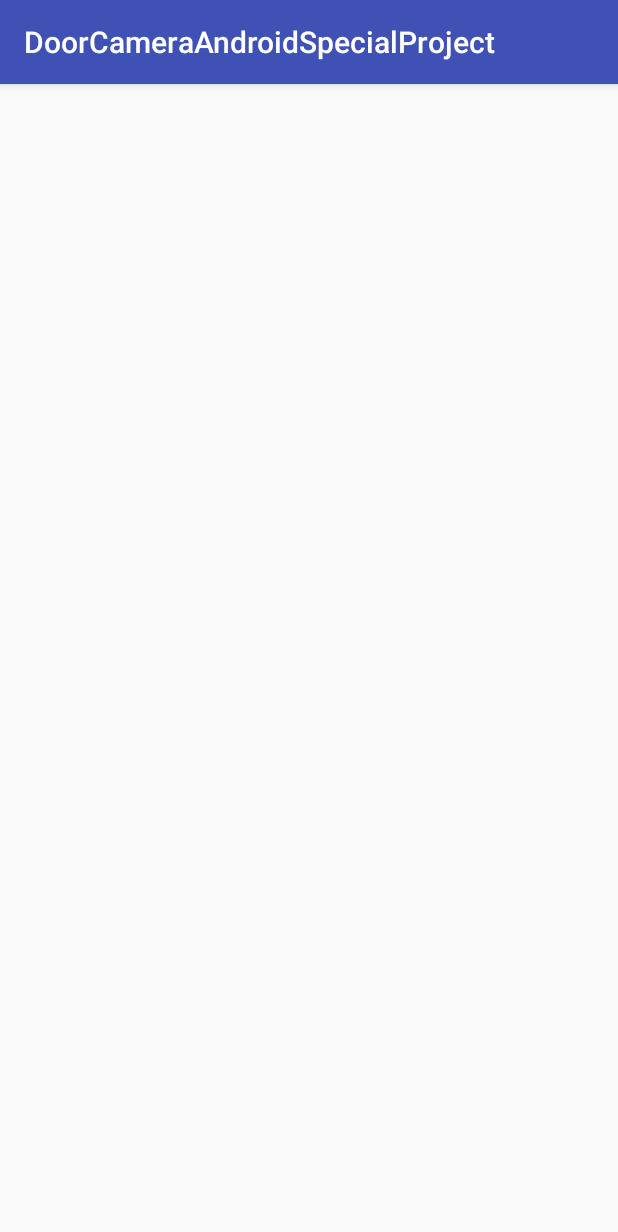
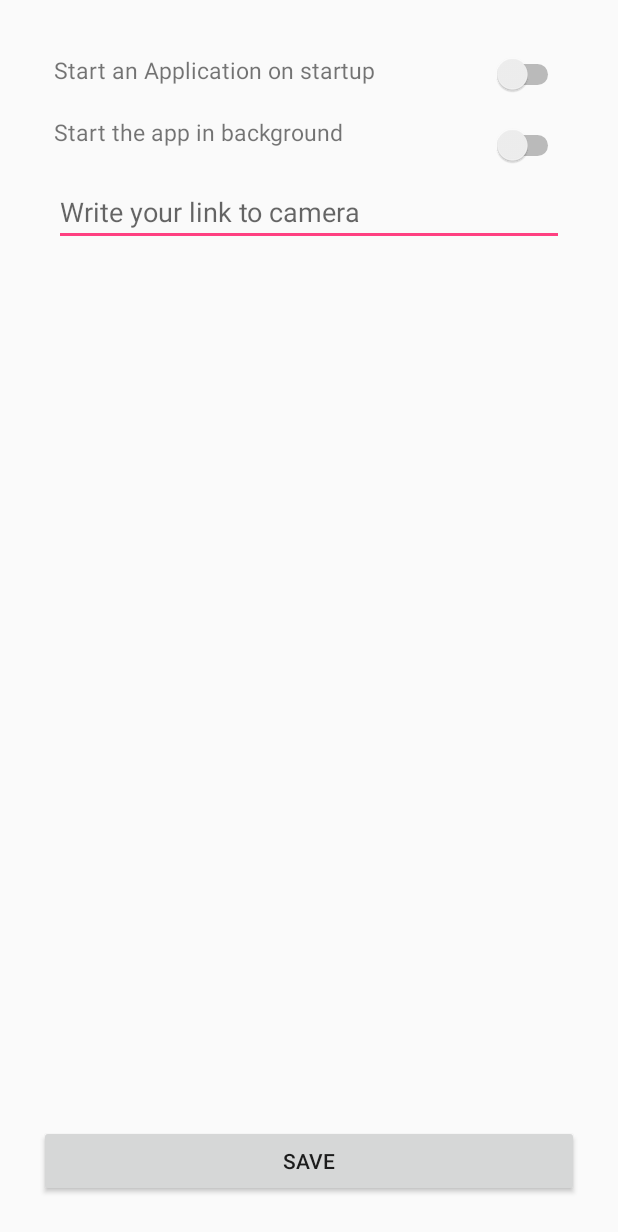
Before and after one commit to vaginessa/DoorCameraSpecialProject, an Android app: the SettingsActivity screen opened directly, with no data from a screen before it, on a phone screen of 412 x 824 dp. Shown: the top 1232 px of the screen. Run offline under Robolectric (Android 15) with nearby library versions, the phone set to English and light mode, and no system bars.

Commit message:
add settings maket xml. Also write logic to all this button, make SharedPreferences for save variables

```diff
--- a/app/src/main/java/vadymshevchenko/com/doorcameraandroidspecialproject/SettingsActivity.java
+++ b/app/src/main/java/vadymshevchenko/com/doorcameraandroidspecialproject/SettingsActivity.java
@@ -1,13 +1,85 @@
 package vadymshevchenko.com.doorcameraandroidspecialproject;
 
-import android.support.v7.app.AppCompatActivity;
+import android.app.Activity;
+import android.content.Context;
+import android.content.SharedPreferences;
 import android.os.Bundle;
+import android.util.Log;
+import android.view.View;
+import android.widget.EditText;
+import android.widget.Switch;
 
-public class SettingsActivity extends AppCompatActivity {
+public class SettingsActivity extends Activity {
+
+    private boolean isStartAtBoot;
+    private boolean isRunBackground;
+    private String linkToWeb;
+    private static final String DEFLINK = "https://google.com.ua";
+
+    private Switch switchStartAtBoot;
+    private Switch switchBackground;
+    private EditText editTextLinkToWeb;
+
+    // имя файла настройки
+    public static final String APP_PREFERENCES = "mysettings";
+    public static final String APP_PREFERENCES_STARTBOOT = "STARTBOOT";
+    public static final String APP_PREFERENCES_RUNBACKGROUND = "RUNBACKGROUND";
+    public static final String APP_PREFERENCES_LINKTOWEB = "LINKTOWEB";
+    private SharedPreferences mSettings;
 
     @Override
     protected void onCreate(Bundle savedInstanceState) {
         super.onCreate(savedInstanceState);
         setContentView(R.layout.activity_settings);
+        mSettings = getSharedPreferences(APP_PREFERENCES, Context.MODE_PRIVATE);
+        switchStartAtBoot = (Switch) findViewById(R.id.switchStart);
+        switchBackground = (Switch) findViewById(R.id.switchBackground);
+        editTextLinkToWeb = (EditText) findViewById(R.id.editText);
+    }
+
+    @Override
+    protected void onResume() {
+        super.onResume();
+
+        if (mSettings.contains(APP_PREFERENCES_STARTBOOT)) {
+            // Получаем число из настроек
+            isStartAtBoot = mSettings.getBoolean(APP_PREFERENCES_STARTBOOT, true);
+            Log.v("onresume", "load - " + isStartAtBoot);
+            // Выводим на экран данные из настроек
+            switchStartAtBoot.setChecked(isStartAtBoot);
+        }
+        if (mSettings.contains(APP_PREFERENCES_RUNBACKGROUND)) {
+            isRunBackground = mSettings.getBoolean(APP_PREFERENCES_RUNBACKGROUND, true);
+            Log.v("onresume", "load - " + isRunBackground);
+            switchBackground.setChecked(isRunBackground);
+        }
+        if (mSettings.contains(APP_PREFERENCES_LINKTOWEB)) {
+            linkToWeb = mSettings.getString(APP_PREFERENCES_LINKTOWEB, DEFLINK);
+            editTextLinkToWeb.setText(linkToWeb);
+        }
+    }
+
+    @Override
+    protected void onPause() {
+        super.onPause();
+        // Запоминаем данные
+        SharedPreferences.Editor editor = mSettings.edit();
+        editor.putBoolean(APP_PREFERENCES_STARTBOOT, isStartAtBoot);
+        editor.putBoolean(APP_PREFERENCES_RUNBACKGROUND, isRunBackground);
+        linkToWeb = editTextLinkToWeb.getText().toString();
+        editor.putString(APP_PREFERENCES_LINKTOWEB, linkToWeb);
+        editor.apply();
+    }
+
+    public void clickOnSave(View view) {
+        finish();
+    }
+
+    public void onSwitchClickedStartBoot(View view) {
+        isStartAtBoot = ((Switch) view).isChecked();
+    }
+
+    public void onSwitchClickedStartBackground(View view) {
+        isRunBackground = ((Switch) view).isChecked();
     }
 }
--- a/app/src/main/res/layout/activity_main.xml
+++ b/app/src/main/res/layout/activity_main.xml
@@ -71,6 +71,7 @@
         android:layout_row="4"
         android:layout_column="0"
         android:layout_columnWeight="1"
+        android:layout_gravity="fill_horizontal"
 
         />
 
@@ -83,6 +84,7 @@
         android:layout_row="4"
         android:layout_column="1"
         android:layout_columnWeight="1"
+        android:layout_gravity="fill_horizontal"
 
 
         />
--- a/app/src/main/res/layout/activity_settings.xml
+++ b/app/src/main/res/layout/activity_settings.xml
@@ -3,11 +3,80 @@
     xmlns:tools="http://schemas.android.com/tools"
     android:layout_width="match_parent"
     android:layout_height="match_parent"
-    android:paddingBottom="@dimen/activity_vertical_margin"
-    android:paddingLeft="@dimen/activity_horizontal_margin"
-    android:paddingRight="@dimen/activity_horizontal_margin"
-    android:paddingTop="@dimen/activity_vertical_margin"
+    android:paddingLeft="16dp"
+    android:paddingTop="16dp"
+    android:paddingRight="16dp"
+    android:paddingBottom="16dp"
+    android:layout_margin="10dp"
     tools:context="vadymshevchenko.com.doorcameraandroidspecialproject.SettingsActivity">
 
 
+    <TextView
+        android:layout_width="wrap_content"
+        android:layout_height="wrap_content"
+        android:typeface="sans"
+        android:text="@string/SettingsStart"
+        android:id="@+id/textView"
+        android:textSize="15sp"
+        android:layout_alignParentLeft="true"
+        android:layout_toLeftOf="@+id/switchStart"
+        android:layout_margin="10dp"
+         />
+
+    <Switch
+        android:layout_width="wrap_content"
+        android:layout_height="wrap_content"
+        android:id="@+id/switchStart"
+        android:layout_alignParentRight="true"
+        android:layout_margin="10dp"
+        android:onClick="onSwitchClickedStartBoot"
+        />
+
+    <TextView
+        android:layout_width="wrap_content"
+        android:layout_height="wrap_content"
+        android:typeface="sans"
+        android:text="@string/switchBackground"
+        android:id="@+id/textView1"
+        android:textSize="15sp"
+        android:layout_below="@id/textView"
+        android:layout_alignParentLeft="true"
+        android:layout_margin="10dp"
+        />
+
+    <Switch
+        android:layout_width="wrap_content"
+        android:layout_height="wrap_content"
+        android:id="@+id/switchBackground"
+        android:layout_below="@id/switchStart"
+        android:layout_alignParentRight="true"
+        android:layout_toRightOf="@id/textView1"
+        android:layout_margin="10dp"
+        android:onClick="onSwitchClickedStartBackground"
+        />
+
+    <EditText
+        android:layout_width="wrap_content"
+        android:layout_height="wrap_content"
+        android:inputType="textPostalAddress"
+        android:ems="20"
+        android:id="@+id/editText"
+        android:hint="@string/EditDescr"
+        android:layout_below="@id/textView1"
+        android:layout_centerHorizontal="true"
+        android:layout_margin="10dp"
+        />
+
+    <Button
+        android:id="@+id/save"
+        android:text="@string/save"
+        android:layout_width="match_parent"
+        android:layout_height="wrap_content"
+        android:onClick="clickOnSave"
+        android:layout_alignParentBottom="true"
+        android:layout_alignParentRight="true"
+
+        />
+
+
 </RelativeLayout>
--- a/app/src/main/res/values/strings.xml
+++ b/app/src/main/res/values/strings.xml
@@ -8,4 +8,8 @@
     <string name="imageDescription">logo</string>
     <string name="settings">Settings</string>
     <string name="history">History</string>
+    <string name="SettingsStart">Start an Application on startup</string>
+    <string name="switchBackground">Start the app in background</string>
+    <string name="EditDescr">Write your link to camera</string>
+    <string name="save">Save</string>
 </resources>
```
